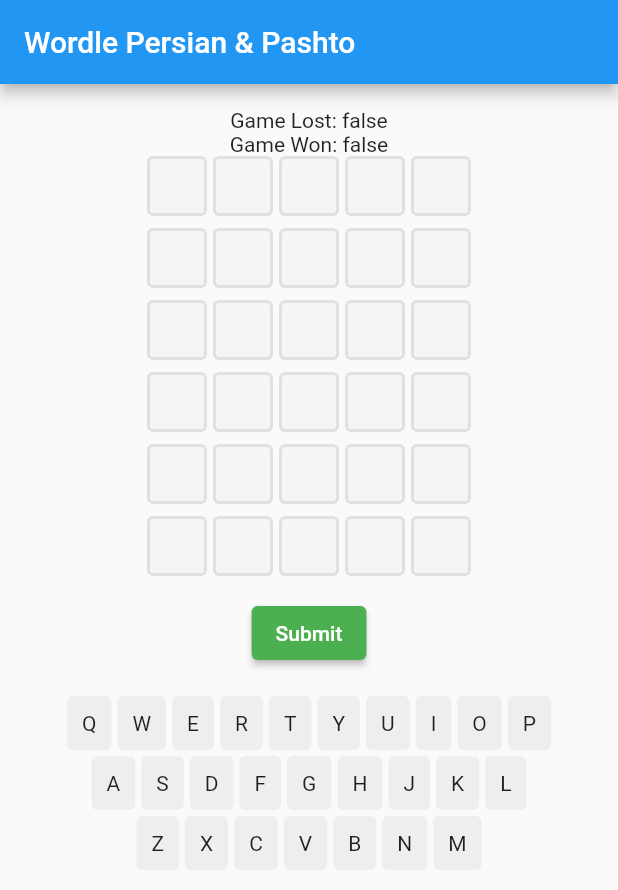
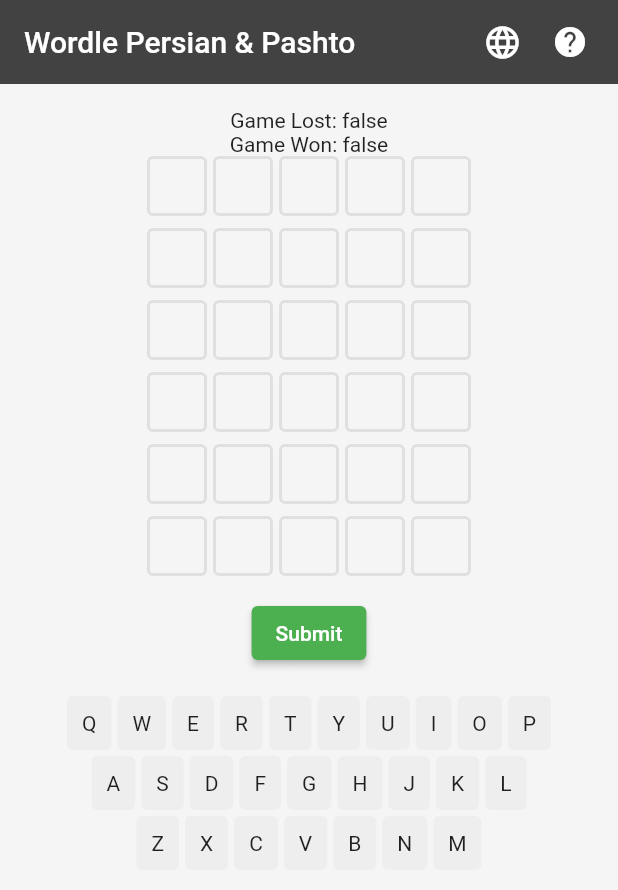
Before and after one commit to matiullah-karimi/wordle_fa_pa, a Flutter app: the screen it shows after launch, after a tap on "Submit", on a phone screen of 412 x 824 dp. Shown: the top 890 px of the screen. Run offline on Flutter 3.47's test engine with Material 2 defaults, Android fonts, the phone set to English and light mode, and no system bars.

Commit message:
Add language change feature

```diff
--- a/lib/main.dart
+++ b/lib/main.dart
@@ -35,10 +35,7 @@
   String currentGuess = '';
   bool isGameWon = false;
   bool isGameLost = false;
-
-  void _incrementCounter() {
-    setState(() {});
-  }
+  String language = 'en';
 
   void onChar(String value) {
     if (currentGuess.length < 5 && guesses.length < 6) {
@@ -46,6 +43,16 @@
         currentGuess = currentGuess + value;
       });
     }
+  }
+
+  void changeLanguage() {
+    setState(() {
+      if (language == 'en') {
+        language = 'fa';
+      } else {
+        language = 'en';
+      }
+    });
   }
 
   void onDelete() {
@@ -57,11 +64,11 @@
   }
 
   void onSubmit() {
-    if (!isWordInWordList(currentGuess)) {
+    if (!isWordInWordList(currentGuess, language)) {
       // word is not in words list
     }
 
-    bool winningWord = isWinningWord(currentGuess);
+    bool winningWord = isWinningWord(currentGuess, language);
 
     if (currentGuess.length == 5 && guesses.length < 6 && !isGameWon) {
       setState(() {
@@ -88,8 +95,30 @@
   @override
   Widget build(BuildContext context) {
     return Scaffold(
+      backgroundColor: Colors.grey.shade100,
       appBar: AppBar(
+        backgroundColor: Colors.grey.shade800,
+        elevation: 0,
         title: Text(widget.title),
+        actions: <Widget>[
+          Padding(
+            padding: const EdgeInsets.only(right: 20.0),
+            child: GestureDetector(
+              onTap: () => changeLanguage(),
+              child: const Icon(
+                Icons.language,
+                size: 26.0,
+              ),
+            ),
+          ),
+          Padding(
+            padding: const EdgeInsets.only(right: 20.0),
+            child: GestureDetector(
+              onTap: () {},
+              child: const Icon(Icons.help),
+            ),
+          ),
+        ],
       ),
       body: Padding(
         padding: const EdgeInsets.all(16),
@@ -98,7 +127,15 @@
           children: <Widget>[
             Text('Game Lost: ' + isGameLost.toString()),
             Text('Game Won: ' + isGameWon.toString()),
-            Grid(guesses: guesses, currentGuess: currentGuess),
+            Directionality(
+              textDirection:
+                  language == 'en' ? TextDirection.ltr : TextDirection.rtl,
+              child: Grid(
+                guesses: guesses,
+                currentGuess: currentGuess,
+                language: language,
+              ),
+            ),
             Row(
               mainAxisAlignment: MainAxisAlignment.center,
               children: [
@@ -113,7 +150,7 @@
               ],
             ),
             const SizedBox(height: 16),
-            Keyboard(guesses: guesses, onChar: onChar)
+            Keyboard(guesses: guesses, onChar: onChar, language: language)
           ],
         ),
       ),
--- a/lib/utils/status.dart
+++ b/lib/utils/status.dart
@@ -1,9 +1,6 @@
-import 'package:wordle_fa_pa/utils/words.dart';
+enum CharStatus { absent, present, correct }
 
-enum CharStatus { absent, present, correct }
-String solution = getWordOfDay()['solution'];
-
-Map<int, CharStatus> getGuessStatus(String guess) {
+Map<int, CharStatus> getGuessStatus(String guess, String solution) {
   Map<int, CharStatus> result = {};
   var takenIndexes = {};
 
--- a/lib/utils/words.dart
+++ b/lib/utils/words.dart
@@ -1,15 +1,20 @@
 import 'package:wordle_fa_pa/data/wordslist.dart';
 
-bool isWordInWordList(String word) {
-  return kEnglishWords.contains(word.toLowerCase());
+bool isWordInWordList(String word, String lang) {
+  return getWordsByLang(lang).contains(word.toLowerCase());
 }
 
-bool isWinningWord(String word) {
-  print(getWordOfDay()['solution']);
-  return getWordOfDay()['solution'] == word;
+getWordsByLang(String language) {
+  if (language == 'en') return kEnglishWords;
+  if (language == 'fa') return kPersianWords;
 }
 
-getWordOfDay() {
+bool isWinningWord(String word, String lang) {
+  print(getWordOfDay(lang)['solution']);
+  return getWordOfDay(lang)['solution'] == word;
+}
+
+getWordOfDay(String lang) {
   // January 1, 2022 Game Epoch
   const epochMs = 1641013200000;
   var now = DateTime.now();
@@ -17,7 +22,7 @@
   var index = ((now.millisecondsSinceEpoch - epochMs) / msInDay).floor();
 
   return {
-    'solution': kEnglishWords[index].toUpperCase(),
+    'solution': getWordsByLang(lang)[index].toUpperCase(),
     'solutionIndex': index,
   };
 }
--- a/lib/widgets/grid/completed_row.dart
+++ b/lib/widgets/grid/completed_row.dart
@@ -1,20 +1,29 @@
 import 'package:flutter/material.dart';
 import 'package:wordle_fa_pa/utils/status.dart';
+import 'package:wordle_fa_pa/utils/words.dart';
 import 'package:wordle_fa_pa/widgets/grid/cell.dart';
 
 class CompletedRow extends StatelessWidget {
   final String guess;
-  const CompletedRow({Key? key, required this.guess}) : super(key: key);
+  final String language;
+
+  const CompletedRow({
+    Key? key,
+    required this.guess,
+    required this.language,
+  }) : super(key: key);
 
   @override
   Widget build(BuildContext context) {
+    String solution = getWordOfDay(language)['solution'];
+
     return Container(
       margin: const EdgeInsets.only(bottom: 8),
       child: Row(mainAxisAlignment: MainAxisAlignment.center, children: [
         for (int i = 0; i < guess.length; i++)
           Cell(
             value: guess[i],
-            status: getGuessStatus(guess)[i],
+            status: getGuessStatus(guess, solution)[i],
           ),
       ]),
     );
--- a/lib/widgets/grid/grid.dart
+++ b/lib/widgets/grid/grid.dart
@@ -6,11 +6,13 @@
 class Grid extends StatelessWidget {
   final List<String> guesses;
   final String currentGuess;
+  final String language;
 
   const Grid({
     Key? key,
     required this.guesses,
     required this.currentGuess,
+    required this.language,
   }) : super(key: key);
 
   @override
@@ -21,7 +23,11 @@
       padding: const EdgeInsets.only(bottom: 6),
       child: Column(
         children: [
-          for (var guess in guesses) CompletedRow(guess: guess),
+          for (var guess in guesses)
+            CompletedRow(
+              guess: guess,
+              language: language,
+            ),
           if (guesses.length < 6) CurrentRow(guess: currentGuess),
           for (var _ in empties) const EmptyRow(),
         ],
--- a/lib/widgets/keyboard.dart
+++ b/lib/widgets/keyboard.dart
@@ -5,14 +5,28 @@
 class Keyboard extends StatelessWidget {
   final Function(String char) onChar;
   final List<String> guesses;
-  const Keyboard({Key? key, required this.guesses, required this.onChar})
-      : super(key: key);
+  final String language;
+
+  const Keyboard({
+    Key? key,
+    required this.guesses,
+    required this.onChar,
+    required this.language,
+  }) : super(key: key);
+
+  getKeyboardByLang() {
+    if (language == 'en') {
+      return kEnglishKeys;
+    }
+
+    return kPersianKeys;
+  }
 
   @override
   Widget build(BuildContext context) {
     List<Row> keyboardLines = [];
 
-    for (var line in kEnglishKeys) {
+    for (var line in getKeyboardByLang()) {
       List<KeyboardKey> keys = [];
 
       for (var key in line) {
@@ -28,8 +42,11 @@
       ));
     }
 
-    return Column(
-      children: keyboardLines,
+    return SingleChildScrollView(
+      scrollDirection: Axis.horizontal,
+      child: Column(
+        children: keyboardLines,
+      ),
     );
   }
 }
```
